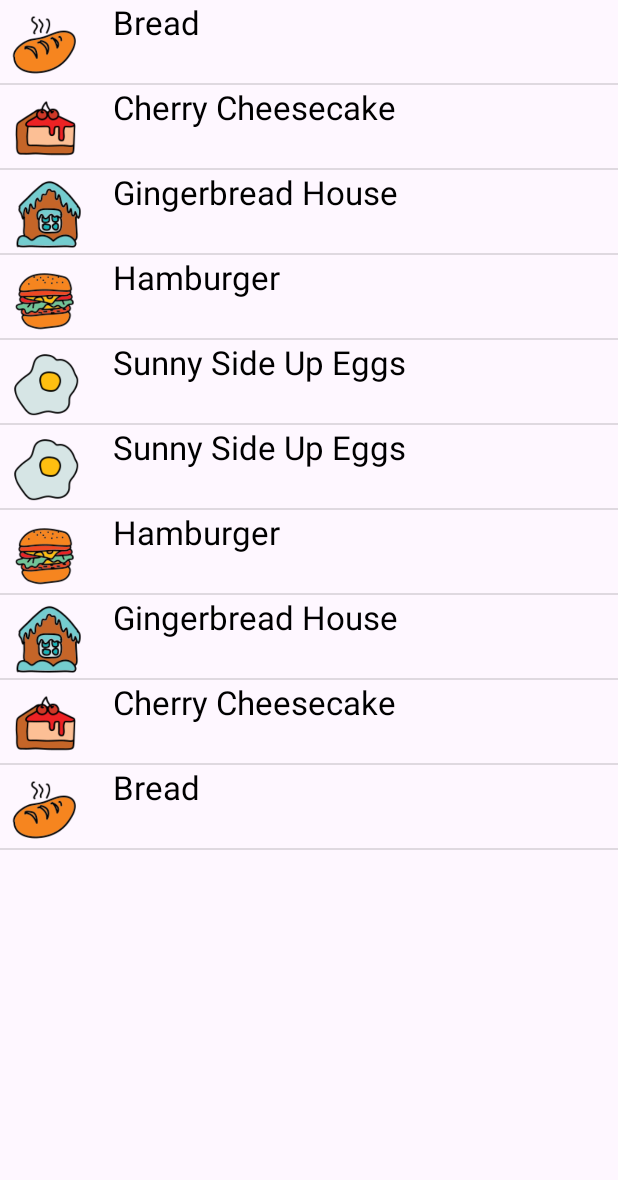
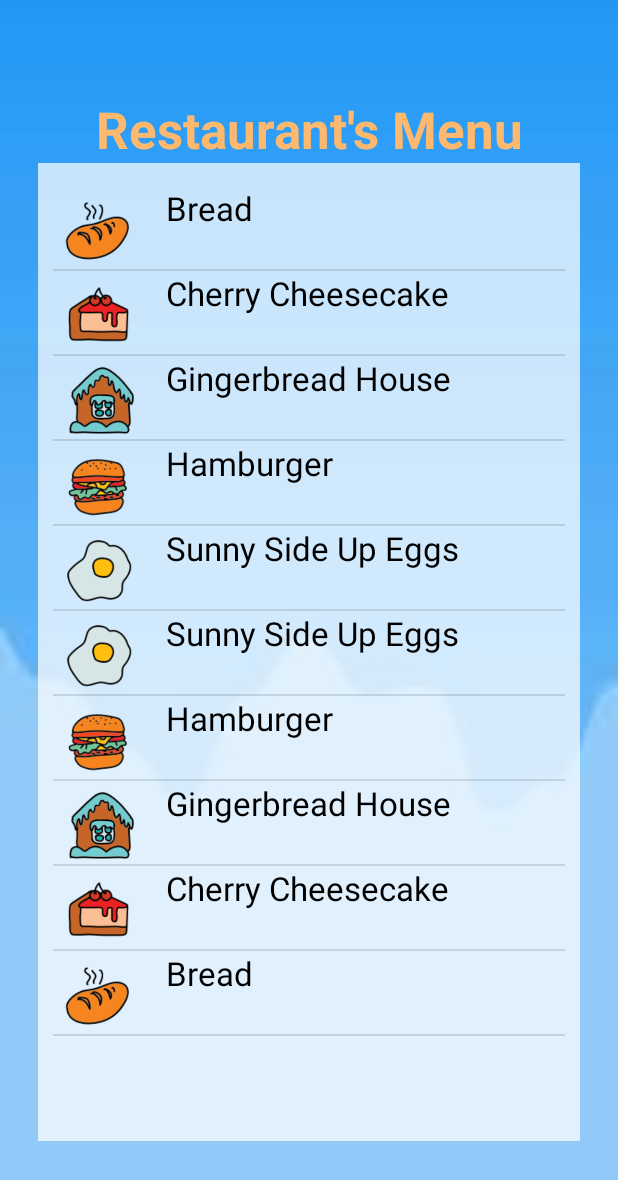
Before and after one commit to LmTrieu/Thi_Thuc_Hanh, an Android app: the screen it shows after launch (MainActivity), on a phone screen of 412 x 824 dp. Shown: the top 1180 px of the screen. Run offline under Robolectric (Android 15) with nearby library versions, the phone set to English and light mode, and no system bars.

Commit message:
Redecorate app UI

```diff
--- a/app/src/main/AndroidManifest.xml
+++ b/app/src/main/AndroidManifest.xml
@@ -12,6 +12,7 @@
         android:supportsRtl="true"
         android:theme="@style/Theme.ThiThucHanh"
         tools:targetApi="31">
+
         <activity
             android:name=".CustomerList"
             android:exported="false" />
--- a/app/src/main/res/layout/activity_main.xml
+++ b/app/src/main/res/layout/activity_main.xml
@@ -4,10 +4,28 @@
     xmlns:tools="http://schemas.android.com/tools"
     android:layout_width="match_parent"
     android:layout_height="match_parent"
+    android:background="@drawable/bg_gk"
+    android:gravity="center"
     android:orientation="vertical"
     tools:context=".MainActivity" >
+    <TextView
+        android:id="@+id/textView"
+        android:layout_width="match_parent"
+        android:layout_height="wrap_content"
+        android:gravity="center"
+        android:text="Restaurant's Menu"
+        android:textColor="#FFB96E"
+        android:textSize="34sp"
+        android:textStyle="bold" />
+
     <ListView
         android:id="@+id/listViewMain"
-        android:layout_width="match_parent"
-        android:layout_height="match_parent" />
+        android:layout_width="361dp"
+        android:layout_height="652dp"
+        android:background="#B9FFFFFF"
+        android:cacheColorHint="#00000000"
+        android:paddingLeft="10dp"
+        android:paddingTop="15dp"
+        android:paddingRight="10dp"
+        android:paddingBottom="15dp" />
 </LinearLayout>
```
Also changed, not shown: app/src/main/res/layout/activity_customer_list.xml (+16 -3 lines), app/src/main/res/drawable/bg_gk.jpg (added).
